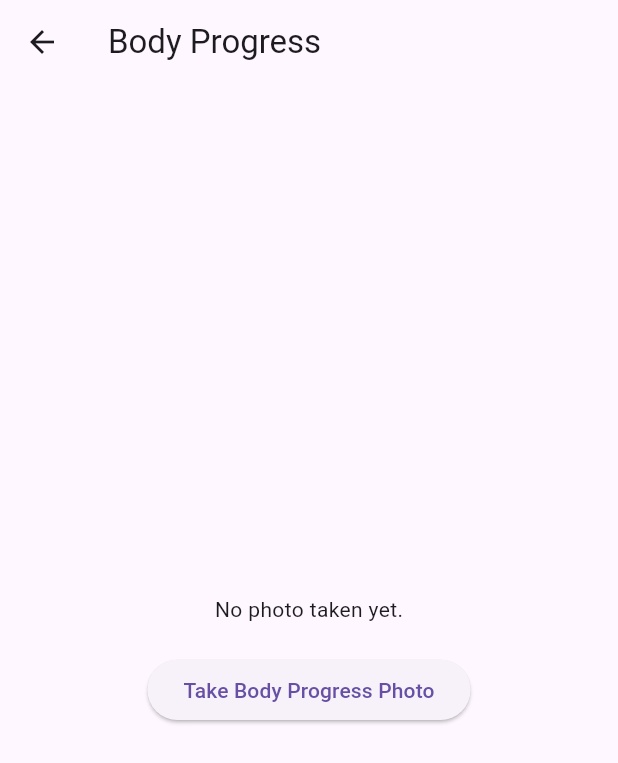
After one commit to HsymRosdi/FitApps, a Flutter app: the HomeScreen screen opened directly, in the side drawer, after a tap on "Progress", on a phone screen of 412 x 824 dp. The commit adds this screen. Shown: the top 763 px of the screen. Run offline on Flutter 3.47's test engine with Material 3 defaults, Android fonts, the phone set to English and light mode, and no system bars; our stand-ins replace cloud_firestore, firebase_auth, firebase_core, flutter_local_notifications, geolocator, image_picker; accounts and stored records are empty.

Commit message:
camera features

```diff
--- /dev/null
+++ b/lib/views/camera/camera_screen.dart
@@ -0,0 +1,51 @@
+import 'dart:io';
+import 'package:flutter/material.dart';
+import 'package:image_picker/image_picker.dart';
+
+class CameraPage extends StatefulWidget {
+  const CameraPage({super.key});
+
+  @override
+  State<CameraPage> createState() => _CameraPageState();
+}
+
+class _CameraPageState extends State<CameraPage> {
+  File? _image;
+
+  Future<void> _takePhoto() async {
+    final ImagePicker picker = ImagePicker();
+    final XFile? photo = await picker.pickImage(source: ImageSource.camera);
+
+    if (photo != null) {
+      setState(() {
+        _image = File(photo.path);
+      });
+    } else {
+      ScaffoldMessenger.of(context).showSnackBar(
+        const SnackBar(content: Text('Camera cancelled')),
+      );
+    }
+  }
+
+  @override
+  Widget build(BuildContext context) {
+    return Scaffold(
+      appBar: AppBar(title: const Text('Body Progress')),
+      body: Center(
+        child: Column(
+          mainAxisAlignment: MainAxisAlignment.center,
+          children: [
+            _image == null
+                ? const Text("No photo taken yet.")
+                : Image.file(_image!, height: 250),
+            const SizedBox(height: 20),
+            ElevatedButton(
+              onPressed: _takePhoto,
+              child: const Text("Take Body Progress Photo"),
+            ),
+          ],
+        ),
+      ),
+    );
+  }
+}
--- a/lib/views/home/home_screen.dart
+++ b/lib/views/home/home_screen.dart
@@ -1,5 +1,6 @@
 import 'package:firebase_auth/firebase_auth.dart';
 import 'package:cloud_firestore/cloud_firestore.dart';
+import 'package:fitapps/views/camera/camera_screen.dart';
 import 'package:fitapps/views/home/gym_screen.dart';
 import 'package:fitapps/views/notifications/notification_screen.dart';
 import 'package:flutter/material.dart';
@@ -25,7 +26,8 @@ class _HomeScreenState extends State<HomeScreen> {
     const WorkoutPage(),
     const ProfilePage(),
     const GymPage(),
-    const NotificationPage()
+    const NotificationPage(),
+    const CameraPage(),
   ];
 
   @override
@@ -101,6 +103,16 @@ Future<void> _logout() async {
         },
       ),
       ListTile(
+        leading: const Icon(Icons.camera),
+        title: const Text('Progress'),
+        onTap: () {
+          Navigator.push(
+            context,
+            MaterialPageRoute(builder: (_) => const CameraPage()),
+          );
+        },
+      ),
+      ListTile(
         leading: const Icon(Icons.logout),
         title: const Text('Logout'),
         onTap: () {
--- a/pubspec.yaml
+++ b/pubspec.yaml
@@ -40,6 +40,7 @@ dependencies:
   geolocator: ^10.1.0
   permission_handler: ^11.0.1
   flutter_local_notifications: ^19.1.0
+  image_picker: ^1.1.2
 
 dev_dependencies:
   flutter_test:
```
Also changed, not shown: pubspec.lock, 7 other files.
